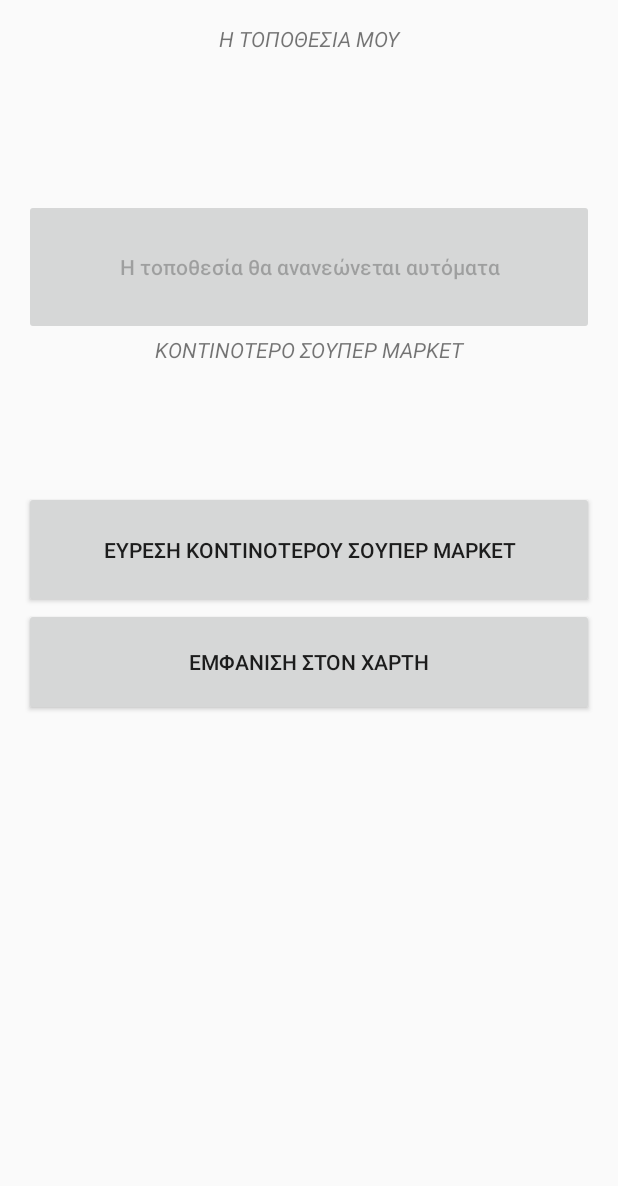
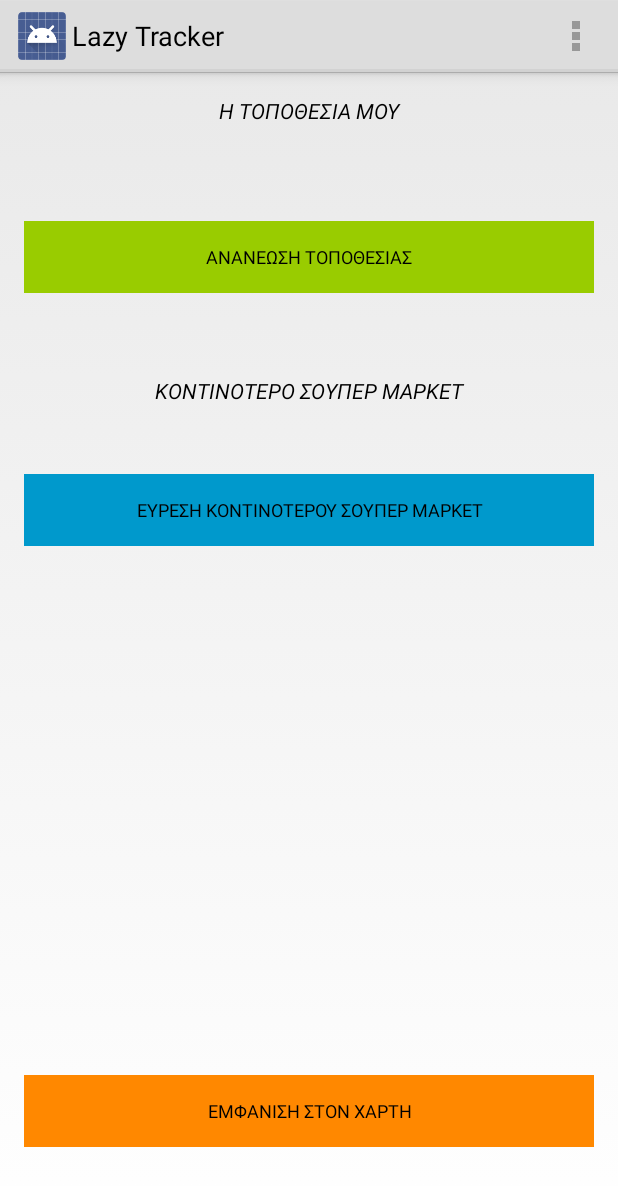
Before and after one commit to Mental1993/LazyTracker, an Android app: the screen it shows after launch (MainActivity), after a tap on "ΕΜΦΑΝΙΣΗ ΣΤΟΝ ΧΑΡΤΗ", on a phone screen of 412 x 824 dp. Shown: the top 1186 px of the screen. Run offline under Robolectric (Android 15) with nearby library versions, the phone set to English and light mode, and no system bars; 2 other taps on this screen came first.

Commit message:
Update
-Προσθηκη χρωματος στα κουμπια
-Η εφαρμογη τρεχει fullscreen
-Το ActionBar πλεον εμφανιζεται (η επιλογη για τα options οχι ακομα)

```diff
--- a/LazyTracker/app/src/main/AndroidManifest.xml
+++ b/LazyTracker/app/src/main/AndroidManifest.xml
@@ -15,7 +15,7 @@
         android:icon="@mipmap/ic_launcher"
         android:label="@string/app_name"
         android:supportsRtl="true"
-        android:theme="@style/AppTheme">
+        android:theme="@android:style/Theme.Holo.Light">
         <activity android:name=".MainActivity">
             <intent-filter>
                 <action android:name="android.intent.action.MAIN" />
--- a/LazyTracker/app/src/main/java/com/example/mental/lazytracker/MainActivity.java
+++ b/LazyTracker/app/src/main/java/com/example/mental/lazytracker/MainActivity.java
@@ -20,7 +20,7 @@ import android.net.wifi.WifiManager;
 import android.view.View.OnClickListener;
 import android.provider.Settings;
 import android.support.v4.app.ActivityCompat;
-import android.support.v7.app.AppCompatActivity;
+import android.support.v7.app.ActionBar;
 import android.os.Bundle;
 import android.util.Log;
 import android.view.Menu;
@@ -37,7 +37,7 @@ import java.util.ArrayList;
 import java.util.List;
 import java.util.Locale;
 
-public class MainActivity extends Activity implements OnClickListener {
+public class MainActivity extends  Activity implements OnClickListener {
 
 
 
@@ -73,6 +73,14 @@ public class MainActivity extends Activity implements OnClickListener {
 
 
     ConnectionDetector cd;
+
+    @Override
+    public boolean onCreateOptionsMenu(Menu menu) {
+
+        // Inflate the menu; this adds items to the action bar if it is present.
+        getMenuInflater().inflate(R.menu.my_menu, menu);
+        return true;
+    }
 
 
     @Override
@@ -217,14 +225,6 @@ public class MainActivity extends Activity implements OnClickListener {
 
     }
 
-
-    @Override
-    public boolean onCreateOptionsMenu(Menu menu){
-        MenuInflater menuInflater = getMenuInflater();
-        menuInflater.inflate(R.menu.my_menu,menu);
-        return super.onCreateOptionsMenu(menu);
-    }
-
     @Override
     public void onClick(View v) {
         switch(v.getId()) {
--- a/LazyTracker/app/src/main/res/layout/activity_main.xml
+++ b/LazyTracker/app/src/main/res/layout/activity_main.xml
@@ -10,14 +10,14 @@
     android:paddingTop="@dimen/activity_vertical_margin"
     tools:context="com.example.mental.lazytracker.MainActivity">
 
-    <LinearLayout
+    <RelativeLayout
         android:orientation="vertical"
         android:layout_width="match_parent"
         android:layout_height="match_parent"
         android:weightSum="1"
-        android:layout_alignParentTop="true"
         android:layout_alignParentLeft="true"
-        android:layout_alignParentStart="true">
+        android:layout_alignParentStart="true"
+        android:background="@android:color/transparent">
 
         <TextView
             android:text="Η ΤΟΠΟΘΕΣΙΑ ΜΟΥ"
@@ -26,7 +26,50 @@
             android:id="@+id/currLocTextView"
             android:textAlignment="center"
             android:textStyle="normal|italic"
-            android:layout_weight="0.16" />
+            android:layout_weight="0.16"
+            android:textColor="@android:color/black" />
+
+        <TextView
+            android:text="ΚΟΝΤΙΝΟΤΕΡΟ ΣΟΥΠΕΡ ΜΑΡΚΕΤ"
+            android:layout_width="match_parent"
+            android:layout_height="wrap_content"
+            android:id="@+id/closestMarketTextView"
+            android:layout_weight="0.14"
+            android:textAlignment="center"
+            android:textStyle="normal|italic"
+            android:layout_below="@+id/updateLocButton"
+            android:layout_alignParentLeft="true"
+            android:layout_alignParentStart="true"
+            android:layout_marginTop="55dp"
+            android:textColor="@android:color/black" />
+
+        <Button
+            android:text="ΕΥΡΕΣΗ ΚΟΝΤΙΝΟΤΕΡΟΥ ΣΟΥΠΕΡ ΜΑΡΚΕΤ"
+            android:layout_width="match_parent"
+            android:layout_height="wrap_content"
+            android:id="@+id/findClosestButton"
+            android:layout_weight="0.05"
+            android:onClick="onFindClosest"
+            android:layout_below="@+id/closestMarketTextView"
+            android:layout_alignParentLeft="true"
+            android:layout_alignParentStart="true"
+            android:layout_marginTop="46dp"
+            android:background="@android:color/holo_blue_dark"
+            android:textSize="12sp" />
+
+        <Button
+            android:text="ΕΜΦΑΝΙΣΗ ΣΤΟΝ ΧΑΡΤΗ"
+            android:layout_width="match_parent"
+            android:layout_height="wrap_content"
+            android:id="@+id/showMapButton"
+            android:layout_weight="0.04"
+            android:onClick="onShowMapPressed"
+            android:layout_marginBottom="43dp"
+            android:layout_alignParentBottom="true"
+            android:layout_alignParentLeft="true"
+            android:layout_alignParentStart="true"
+            android:background="@android:color/holo_orange_dark"
+            android:textSize="12sp" />
 
         <Button
             android:text="ΑΝΑΝΕΩΣΗ ΤΟΠΟΘΕΣΙΑΣ"
@@ -35,31 +78,12 @@
             android:id="@+id/updateLocButton"
             android:textAlignment="center"
             android:textAllCaps="false"
-            android:layout_weight="0.07"/>
-
-        <TextView
-            android:text="ΚΟΝΤΙΝΟΤΕΡΟ ΣΟΥΠΕΡ ΜΑΡΚΕΤ"
-            android:layout_width="match_parent"
-            android:layout_height="wrap_content"
-            android:id="@+id/closestMarketTextView"
-            android:layout_weight="0.14"
-            android:textAlignment="center"
-            android:textStyle="normal|italic" />
-
-        <Button
-            android:text="ΕΥΡΕΣΗ ΚΟΝΤΙΝΟΤΕΡΟΥ ΣΟΥΠΕΡ ΜΑΡΚΕΤ"
-            android:layout_width="match_parent"
-            android:layout_height="wrap_content"
-            android:id="@+id/findClosestButton"
-            android:layout_weight="0.05"
-            android:onClick="onFindClosest" />
-
-        <Button
-            android:text="ΕΜΦΑΝΙΣΗ ΣΤΟΝ ΧΑΡΤΗ"
-            android:layout_width="match_parent"
-            android:layout_height="wrap_content"
-            android:id="@+id/showMapButton"
-            android:layout_weight="0.04"
-            android:onClick="onShowMapPressed" />
-    </LinearLayout>
+            android:layout_weight="0.07"
+            android:layout_marginTop="64dp"
+            android:background="@android:color/holo_green_light"
+            android:layout_below="@+id/currLocTextView"
+            android:layout_alignParentRight="true"
+            android:layout_alignParentEnd="true"
+            android:textSize="12sp" />
+    </RelativeLayout>
 </RelativeLayout>
--- a/LazyTracker/app/src/main/res/menu/my_menu.xml
+++ b/LazyTracker/app/src/main/res/menu/my_menu.xml
@@ -1,8 +1,8 @@
 <?xml version="1.0" encoding="utf-8"?>
 <menu xmlns:android="http://schemas.android.com/apk/res/android"
     xmlns:tools="http://schemas.android.com/tools"
-    xmlns:app="http://schemas.android.com/apk/res-auto"
-    tools:context=".MainActivity">
+    xmlns:app="http://schemas.android.com/apk/res-auto">
+
     <item android:id="@+id/action_settings"
         android:title="@string/action_settings"
         android:orderInCategory="100"
```
